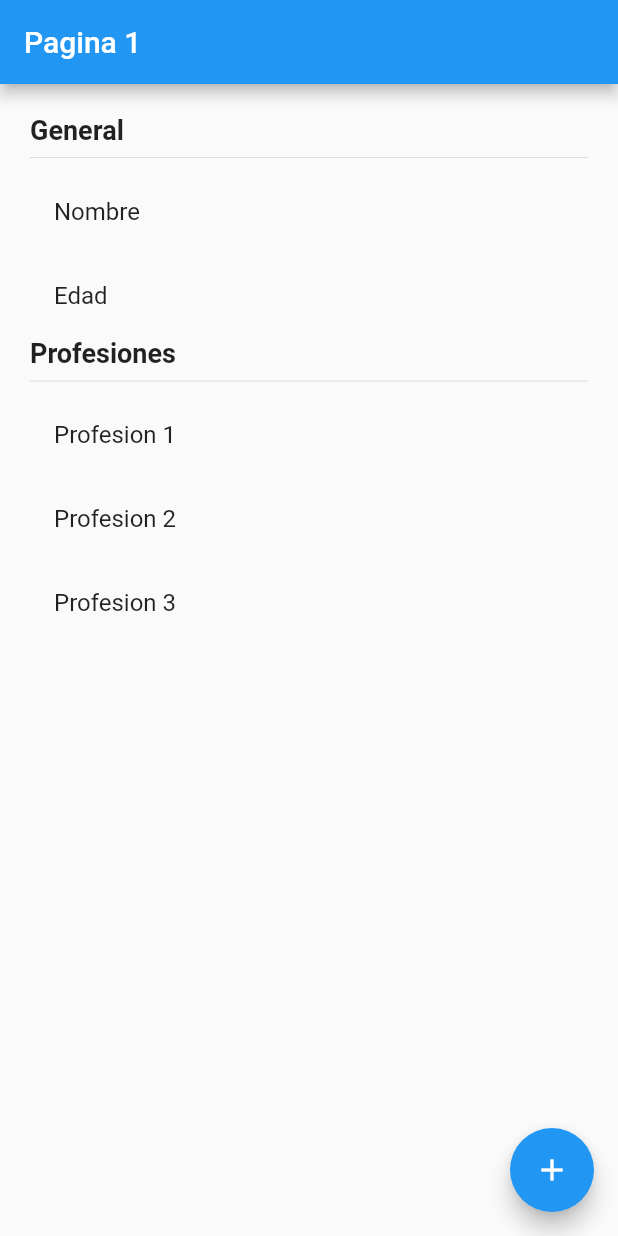
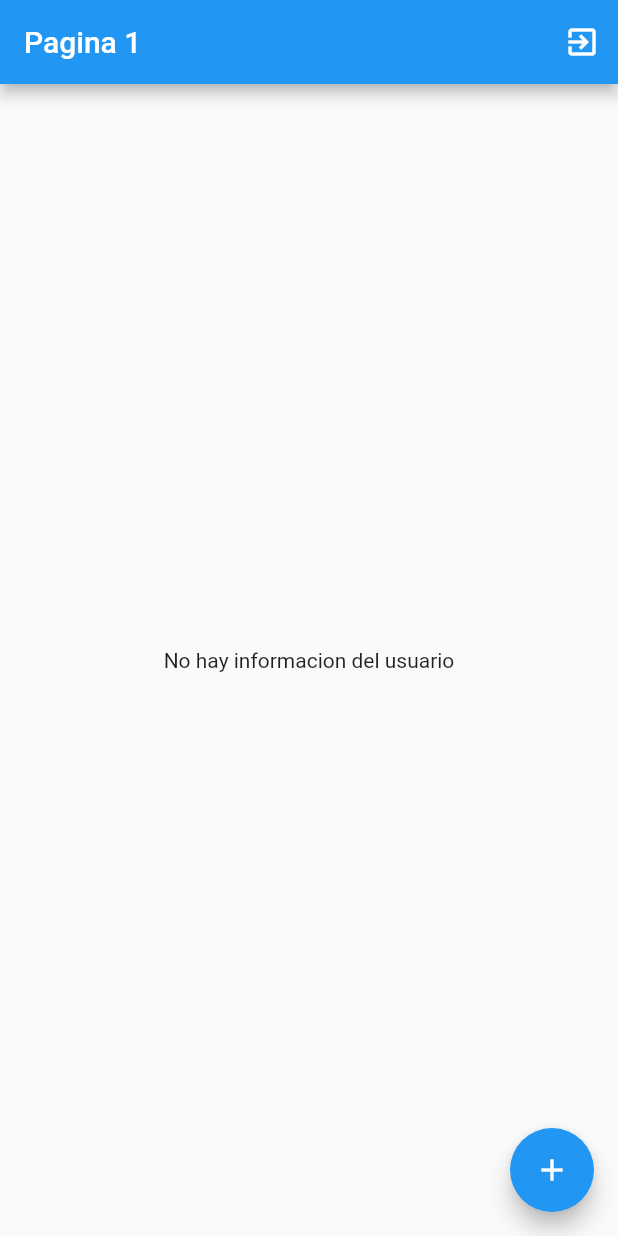
Before and after one commit to EdwinQA/manejador_estados, a Flutter app: the screen it shows after launch, on a phone screen of 412 x 824 dp. Run offline on Flutter 3.47's test engine with Material 2 defaults, Android fonts, the phone set to English and light mode, and no system bars; our stand-ins replace flutter_bloc.

Commit message:
rama cubit terminada

```diff
--- /dev/null
+++ b/lib/bloc/usuario/usuario_cubit.dart
@@ -0,0 +1,38 @@
+import 'package:meta/meta.dart';
+import 'package:flutter_bloc/flutter_bloc.dart';
+import 'package:manejador_estados/models/usuario.dart';
+
+part 'usuario_state.dart';
+
+class UsuarioCubit extends Cubit<UsuarioState> {
+  UsuarioCubit() : super(UsuarioInitial());
+
+  void seleccionarUsuario(Usuario user) {
+    emit(UsuarioActivo(user));
+  }
+
+  void cambiarEdad(int ed) {
+    final currentState = state;
+    if (currentState is UsuarioActivo) {
+      final newUser = currentState.usuario.copiWith(edad: ed);
+      emit(UsuarioActivo(newUser));
+    }
+  }
+
+  void agregarProfesion() {
+    final currentState = state;
+    if (currentState is UsuarioActivo) {
+      final newProfesiones = [
+        ...currentState.usuario.profesiones,
+        'Profesion ${currentState.usuario.profesiones.length + 1}'
+      ];
+      final newUser =
+          currentState.usuario.copiWith(profesiones: newProfesiones);
+      emit(UsuarioActivo(newUser));
+    }
+  }
+
+  void borrarUsuario() {
+    emit(UsuarioInitial());
+  }
+}
--- /dev/null
+++ b/lib/bloc/usuario/usuario_state.dart
@@ -0,0 +1,15 @@
+part of 'usuario_cubit.dart';
+
+@immutable
+abstract class UsuarioState {}
+
+class UsuarioInitial extends UsuarioState {
+  final existeUsuario = false;
+}
+
+class UsuarioActivo extends UsuarioState {
+  final existeUsuario = true;
+  final Usuario usuario;
+
+  UsuarioActivo(this.usuario);
+}
--- a/lib/main.dart
+++ b/lib/main.dart
@@ -1,4 +1,6 @@
 import 'package:flutter/material.dart';
+import 'package:flutter_bloc/flutter_bloc.dart';
+import 'package:manejador_estados/bloc/usuario/usuario_cubit.dart';
 import 'package:manejador_estados/pages/pagina1_page.dart';
 import 'package:manejador_estados/pages/pagina2_page.dart';
 
@@ -7,13 +9,20 @@ void main() => runApp(MyApp());
 class MyApp extends StatelessWidget {
   @override
   Widget build(BuildContext context) {
-    return MaterialApp(
+    return MultiBlocProvider(
+      providers: [
+        BlocProvider(
+          create: (context) => new UsuarioCubit(),
+        )
+      ],
+      child: MaterialApp(
           debugShowCheckedModeBanner: false,
           title: 'Material App',
           initialRoute: 'pagina1',
           routes: {
             'pagina1': (_) => Pagina1Page(),
             'pagina2': (_) => Pagina2Page(),
-        });
+          }),
+    );
   }
 }
--- a/lib/models/usuario.dart
+++ b/lib/models/usuario.dart
@@ -4,4 +4,11 @@ class Usuario {
   List<String> profesiones;
 
   Usuario({this.nombre, this.edad, this.profesiones});
+
+  Usuario copiWith({String nombre, int edad, List<String> profesiones}) =>
+      Usuario(
+        nombre: nombre ?? this.nombre,
+        edad: edad ?? this.edad,
+        profesiones: profesiones ?? this.profesiones,
+      );
 }
--- a/lib/pages/pagina1_page.dart
+++ b/lib/pages/pagina1_page.dart
@@ -1,14 +1,24 @@
 import 'package:flutter/cupertino.dart';
 import 'package:flutter/material.dart';
+import 'package:flutter_bloc/flutter_bloc.dart';
+import 'package:manejador_estados/bloc/usuario/usuario_cubit.dart';
+import 'package:manejador_estados/models/usuario.dart';
 
 class Pagina1Page extends StatelessWidget {
   @override
   Widget build(BuildContext context) {
+    final usuarioCubic = BlocProvider.of<UsuarioCubit>(context, listen: false);
+
     return Scaffold(
       appBar: AppBar(
         title: Text('Pagina 1'),
+        actions: [
+          IconButton(
+              icon: Icon(Icons.exit_to_app),
+              onPressed: () => usuarioCubic.borrarUsuario())
+        ],
       ),
-      body: InformacionUsuario(),
+      body: BodyScaffold(),
       floatingActionButton: FloatingActionButton(
         child: Icon(Icons.add),
         onPressed: () {
@@ -19,7 +29,27 @@ class Pagina1Page extends StatelessWidget {
   }
 }
 
+class BodyScaffold extends StatelessWidget {
+  @override
+  Widget build(BuildContext context) {
+    return BlocBuilder<UsuarioCubit, UsuarioState>(builder: (context, state) {
+      switch (state.runtimeType) {
+        case UsuarioInitial:
+          return Center(child: Text('No hay informacion del usuario'));
+        case UsuarioActivo:
+          return InformacionUsuario(usuario: (state as UsuarioActivo).usuario);
+        default:
+          return Center(child: Text('Estado no reconocido'));
+      }
+    });
+  }
+}
+
 class InformacionUsuario extends StatelessWidget {
+  final Usuario usuario;
+
+  const InformacionUsuario({this.usuario});
+
   @override
   Widget build(BuildContext context) {
     return SingleChildScrollView(
@@ -38,16 +68,16 @@ class InformacionUsuario extends StatelessWidget {
                 style: TextStyle(fontSize: 18, fontWeight: FontWeight.bold),
               ),
               Divider(),
-              ListTile(title: Text('Nombre')),
-              ListTile(title: Text('Edad')),
+              ListTile(title: Text('Nombre: ${usuario.nombre}')),
+              ListTile(title: Text('Edad: ${usuario.edad}')),
               Text(
                 'Profesiones',
                 style: TextStyle(fontSize: 18, fontWeight: FontWeight.bold),
               ),
               Divider(),
-              ListTile(title: Text('Profesion 1')),
-              ListTile(title: Text('Profesion 2')),
-              ListTile(title: Text('Profesion 3')),
+              ...usuario.profesiones
+                  .map((profesion) => ListTile(title: Text(profesion)))
+                  .toList()
             ],
           )),
     );
--- a/pubspec.yaml
+++ b/pubspec.yaml
@@ -28,6 +28,7 @@ dependencies:
   # The following adds the Cupertino Icons font to your application.
   # Use with the CupertinoIcons class for iOS style icons.
   cupertino_icons: ^1.0.2
+  flutter_bloc: ^7.0.1
 
 dev_dependencies:
   flutter_test:
```
Also changed, not shown: lib/pages/pagina2_page.dart (+19 -3 lines), pubspec.lock. Lines whose indentation alone changed are shown as unchanged.
